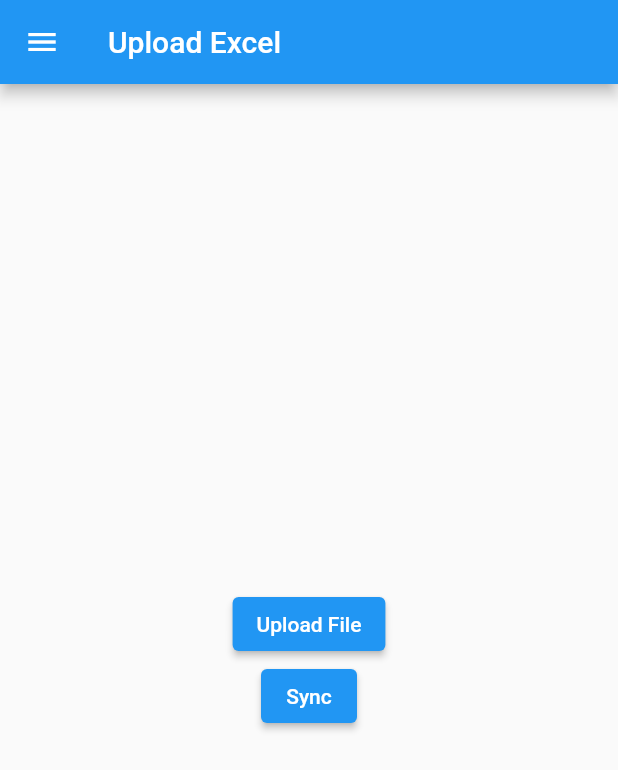
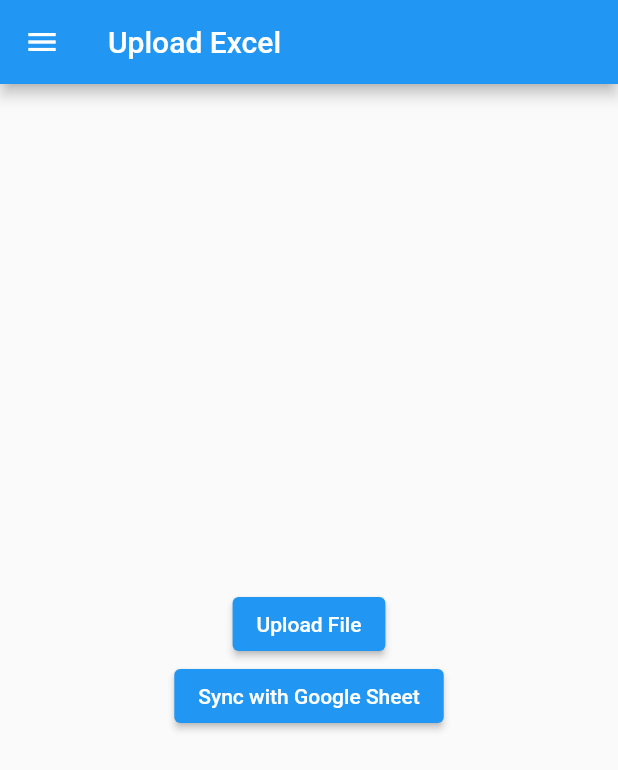
Before and after one commit to umarorakzai012/timetable, a Flutter app: the screen it shows after launch, in the side drawer, after a tap on "Upload TimeTable", on a phone screen of 412 x 824 dp. Shown: the top 770 px of the screen. Run offline on Flutter 3.47's test engine with Material 3 defaults, Android fonts, the phone set to English and light mode, and no system bars; our stand-ins replace dio, file_picker, flutter_native_splash, flutter_staggered_animations, fluttertoast and 3 more; missing offline and left inert: dart:ffi, excel, install_plugin; network calls fail.

Commit message:
changed button text

```diff
--- a/lib/upload_timetable.dart
+++ b/lib/upload_timetable.dart
@@ -137,7 +137,7 @@ class _UploadTimeTableScreenState extends State<UploadTimeTableScreen> {
                       color: Colors.white,
                     ),
                   )
-                : const Text("Sync"),
+                : const Text("Sync with Google Sheet"),
           ),
         ),
       ],
--- a/pubspec.yaml
+++ b/pubspec.yaml
@@ -16,7 +16,7 @@ publish_to: 'none' # Remove this line if you wish to publish to pub.dev
 # https://developer.apple.com/library/archive/documentation/General/Reference/InfoPlistKeyReference/Articles/CoreFoundationKeys.html
 # In Windows, build-name is used as the major, minor, and patch parts
 # of the product and file versions while build-number is used as the build suffix.
-version: 1.7.5
+version: 1.8.0
 
 environment:
   sdk: '>=3.0.5 <4.0.0'
```
